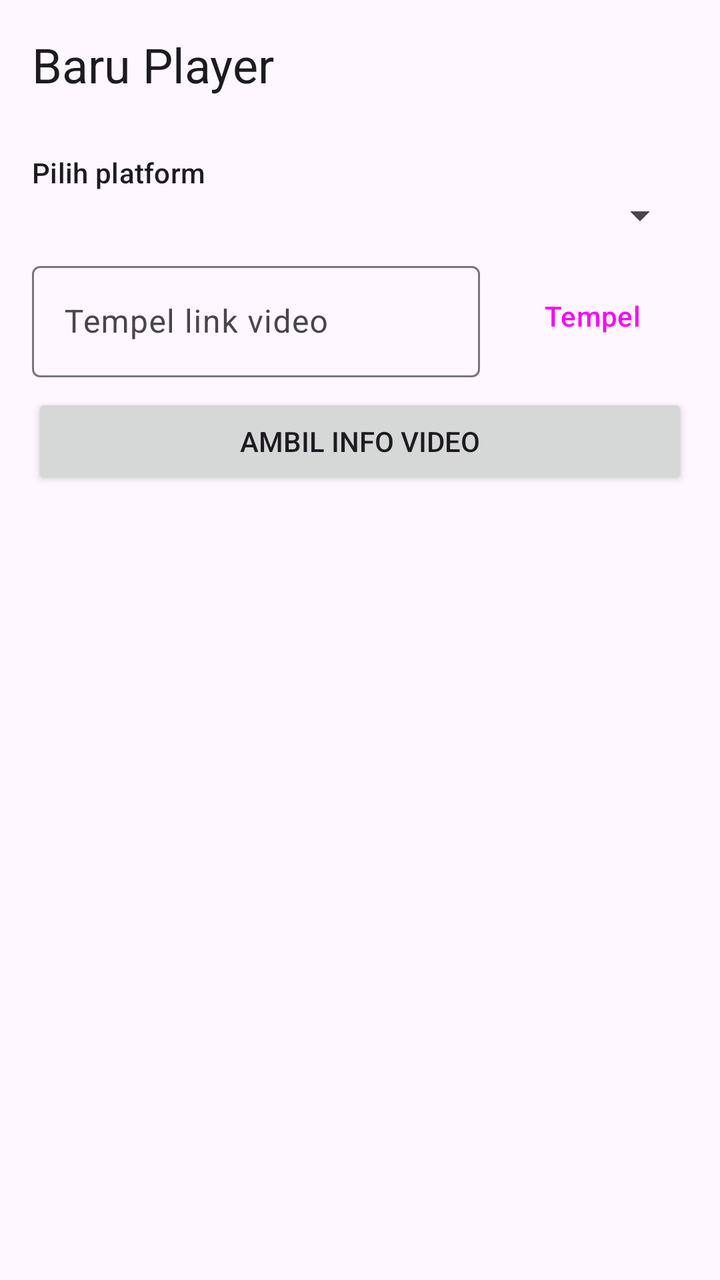
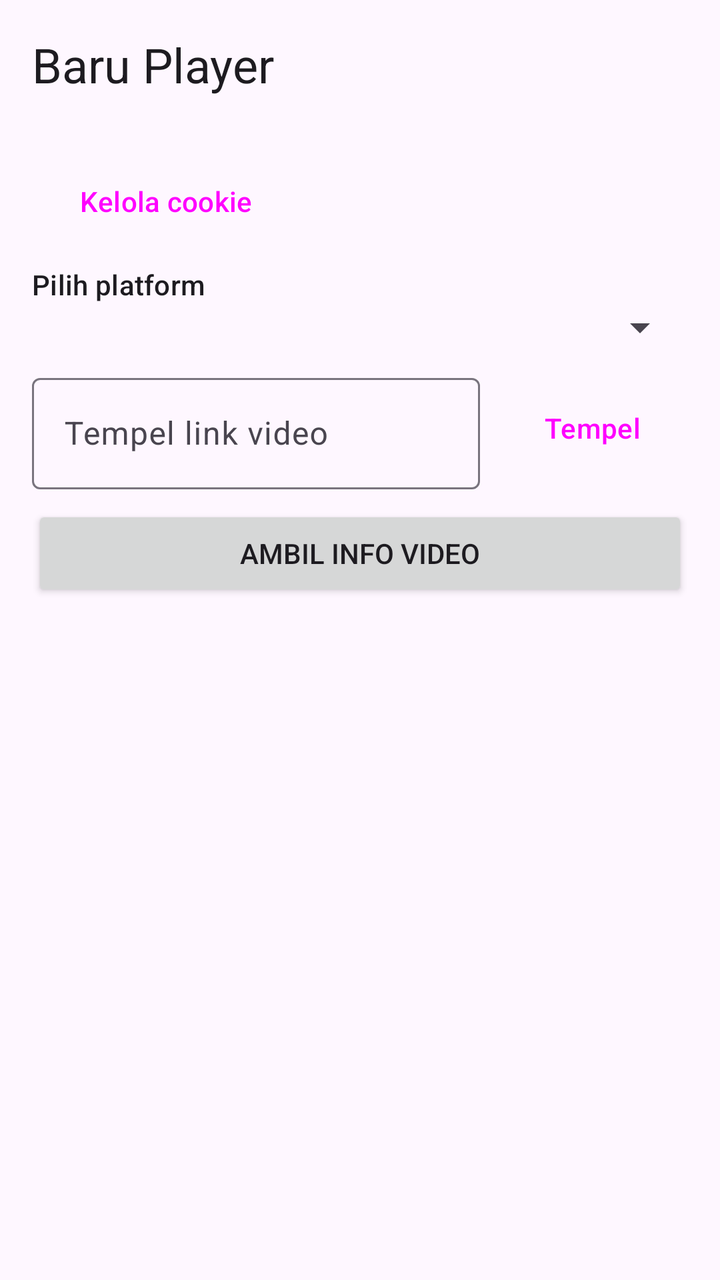

Two renders of the same Android screen: before a commit and after it. Below are the layout's source before the change and the commit's diff.
<!-- AndroidManifest.xml: application theme AppTheme -->
<!-- res/layout/activity_main.xml -->
<?xml version="1.0" encoding="utf-8"?>
<LinearLayout xmlns:android="http://schemas.android.com/apk/res/android"
    xmlns:app="http://schemas.android.com/apk/res-auto"
    android:layout_width="match_parent"
    android:layout_height="match_parent"
    android:orientation="vertical"
    android:padding="16dp">

    <TextView
        android:layout_width="wrap_content"
        android:layout_height="wrap_content"
        android:paddingBottom="12dp"
        android:text="@string/app_name"
        android:textAppearance="?attr/textAppearanceHeadlineSmall" />

    <TextView
        android:id="@+id/tv_cookie_loc"
        android:layout_width="match_parent"
        android:layout_height="wrap_content"
        android:textAppearance="?attr/textAppearanceBodySmall"
        android:textIsSelectable="true" />

    <Button
        android:id="@+id/btn_storage"
        style="?attr/materialButtonOutlinedStyle"
        android:layout_width="wrap_content"
        android:layout_height="wrap_content"
        android:layout_marginBottom="8dp"
        android:text="@string/simpan_di_dokumen"
        android:visibility="gone" />

    <TextView
        android:layout_width="wrap_content"
        android:layout_height="wrap_content"
        android:text="@string/pilih_platform"
        android:textAppearance="?attr/textAppearanceLabelLarge" />

    <Spinner
        android:id="@+id/sp_platform"
        android:layout_width="match_parent"
        android:layout_height="wrap_content"
        android:layout_marginBottom="8dp" />

    <LinearLayout
        android:layout_width="match_parent"
        android:layout_height="wrap_content"
        android:gravity="center_vertical"
        android:orientation="horizontal">

        <com.google.android.material.textfield.TextInputLayout
            style="?attr/textInputOutlinedStyle"
            android:layout_width="0dp"
            android:layout_height="wrap_content"
            android:layout_weight="1"
            android:hint="@string/hint_link">

            <com.google.android.material.textfield.TextInputEditText
                android:id="@+id/et_url"
                android:layout_width="match_parent"
                android:layout_height="wrap_content"
                android:inputType="textUri"
                android:maxLines="1" />
        </com.google.android.material.textfield.TextInputLayout>

        <Button
            android:id="@+id/btn_paste"
            style="?attr/materialButtonOutlinedStyle"
            android:layout_width="wrap_content"
            android:layout_height="wrap_content"
            android:layout_marginStart="8dp"
            android:text="@string/tempel" />
    </LinearLayout>

    <Button
        android:id="@+id/btn_go"
        android:layout_width="match_parent"
        android:layout_height="wrap_content"
        android:layout_marginTop="8dp"
        android:text="@string/ambil" />

    <com.google.android.material.progressindicator.LinearProgressIndicator
        android:id="@+id/progress"
        android:layout_width="match_parent"
        android:layout_height="wrap_content"
        android:layout_marginTop="8dp"
        android:indeterminate="true"
        android:visibility="gone" />

    <TextView
        android:id="@+id/tv_status"
        android:layout_width="match_parent"
        android:layout_height="wrap_content"
        android:paddingTop="8dp"
        android:paddingBottom="8dp"
        android:textIsSelectable="true" />

    <ListView
        android:id="@+id/lv_options"
        android:layout_width="match_parent"
        android:layout_height="0dp"
        android:layout_weight="1" />
</LinearLayout>
<!-- resources referenced by this layout -->
<resources>
  <string name="ambil">Ambil info video</string>
  <string name="app_name">Baru Player</string>
  <string name="hint_link">Tempel link video</string>
  <string name="pilih_platform">Pilih platform</string>
  <string name="simpan_di_dokumen">Simpan cookie di folder Dokumen</string>
  <string name="tempel">Tempel</string>
  <style name="AppTheme" parent="Theme.Material3.DayNight.NoActionBar" />
</resources>

<!-- the commit's change to res/layout/activity_main.xml (unified diff, before → after) -->
@@ -1,5 +1,6 @@
 <?xml version="1.0" encoding="utf-8"?>
 <LinearLayout xmlns:android="http://schemas.android.com/apk/res/android"
+    android:id="@+id/root"
     xmlns:app="http://schemas.android.com/apk/res-auto"
     android:layout_width="match_parent"
     android:layout_height="match_parent"
@@ -28,6 +29,14 @@
         android:layout_marginBottom="8dp"
         android:text="@string/simpan_di_dokumen"
         android:visibility="gone" />
+
+    <Button
+        android:id="@+id/btn_cookies"
+        style="?attr/materialButtonOutlinedStyle"
+        android:layout_width="wrap_content"
+        android:layout_height="wrap_content"
+        android:layout_marginBottom="8dp"
+        android:text="@string/kelola_cookie" />
 
     <TextView
         android:layout_width="wrap_content"
<!-- resource entries referenced after the edit -->
@@ -3,6 +3,7 @@
   <string name="ambil">Ambil info video</string>
   <string name="app_name">Baru Player</string>
   <string name="hint_link">Tempel link video</string>
+  <string name="kelola_cookie">Kelola cookie</string>
   <string name="pilih_platform">Pilih platform</string>
   <string name="simpan_di_dokumen">Simpan cookie di folder Dokumen</string>
   <string name="tempel">Tempel</string>
